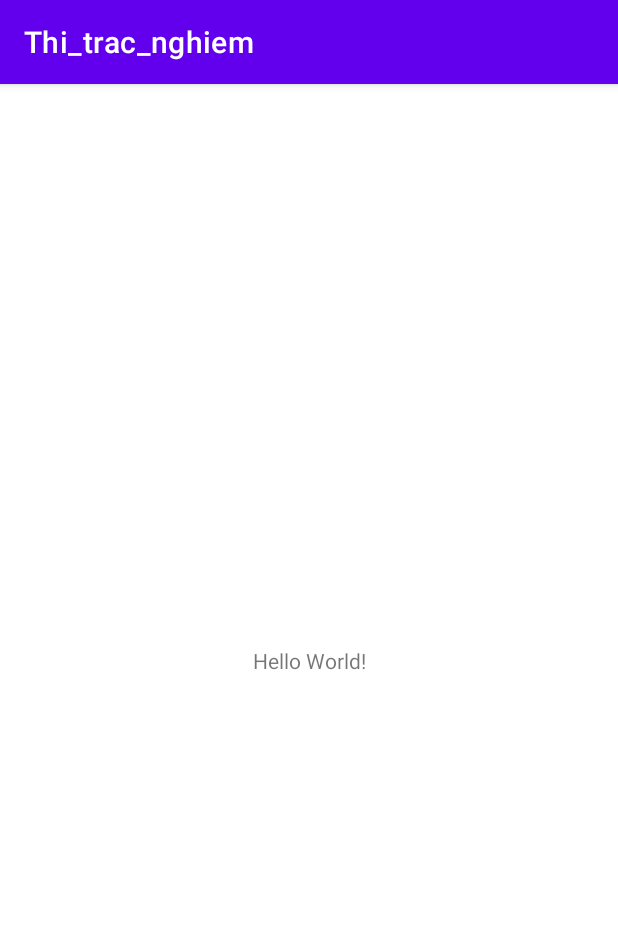
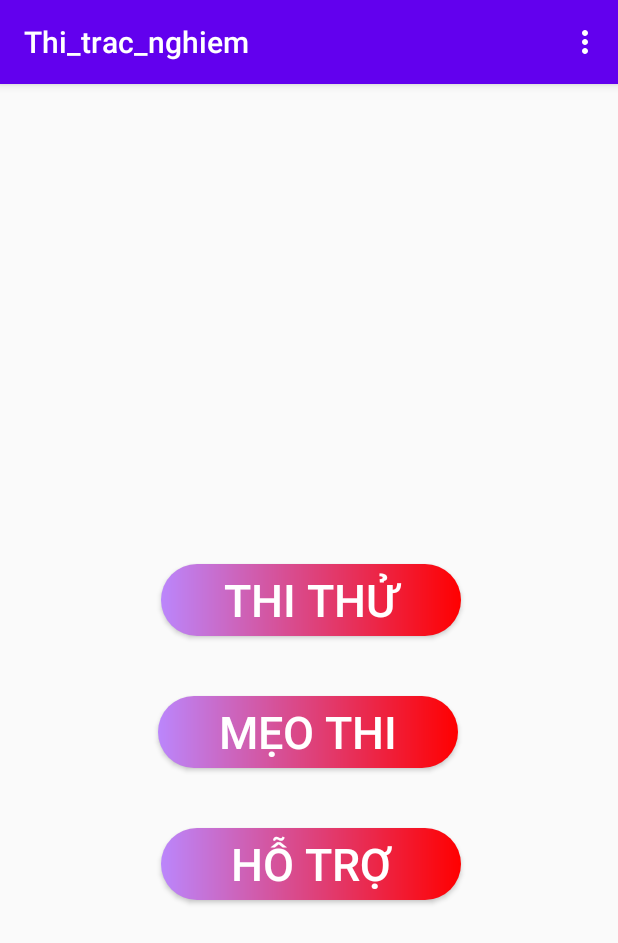
Before and after one commit to khanhduy2k/Android_app, an Android app: the screen it shows after launch (MainActivity), on a phone screen of 412 x 824 dp. Shown: the top 943 px of the screen. Run offline under Robolectric (Android 15) with nearby library versions, the phone set to English and light mode, and no system bars.

Commit message:
create app UI

```diff
--- a/app/src/main/java/com/example/thi_trac_nghiem/MainActivity.java
+++ b/app/src/main/java/com/example/thi_trac_nghiem/MainActivity.java
@@ -3,6 +3,7 @@ package com.example.thi_trac_nghiem;
 import androidx.appcompat.app.AppCompatActivity;
 
 import android.os.Bundle;
+import android.view.Menu;
 
 public class MainActivity extends AppCompatActivity {
 
@@ -11,4 +12,10 @@ public class MainActivity extends AppCompatActivity {
         super.onCreate(savedInstanceState);
         setContentView(R.layout.activity_main);
     }
+
+    @Override
+    public boolean onCreateOptionsMenu(Menu menu) {
+        getMenuInflater().inflate(R.menu.menu_client, menu);
+        return super.onCreateOptionsMenu(menu);
+    }
 }
--- /dev/null
+++ b/app/src/main/res/drawable/custom_btn.xml
@@ -0,0 +1,7 @@
+<?xml version="1.0" encoding="utf-8"?>
+<shape xmlns:android="http://schemas.android.com/apk/res/android" android:shape="rectangle">
+    <solid android:color="@color/green" />
+    <size android:width="200dp"/>
+    <corners android:radius="40dp"/>
+    <gradient android:angle="0" android:startColor="@color/purple_200" android:endColor="@color/red"/>
+</shape>
--- a/app/src/main/res/layout/activity_main.xml
+++ b/app/src/main/res/layout/activity_main.xml
@@ -6,13 +6,45 @@
     android:layout_height="match_parent"
     tools:context=".MainActivity">
 
-    <TextView
+    <Button
+        android:id="@+id/button"
         android:layout_width="wrap_content"
         android:layout_height="wrap_content"
-        android:text="Hello World!"
-        app:layout_constraintBottom_toBottomOf="parent"
-        app:layout_constraintLeft_toLeftOf="parent"
-        app:layout_constraintRight_toRightOf="parent"
+        android:layout_marginTop="320dp"
+        android:background="@drawable/custom_btn"
+        android:text="Thi thử"
+        android:textColor="#FFFFFF"
+        android:textSize="30dp"
+        app:layout_constraintEnd_toEndOf="parent"
+        app:layout_constraintHorizontal_bias="0.507"
+        app:layout_constraintStart_toStartOf="parent"
         app:layout_constraintTop_toTopOf="parent" />
 
+    <Button
+        android:id="@+id/button2"
+        android:layout_width="wrap_content"
+        android:layout_height="wrap_content"
+        android:layout_marginTop="40dp"
+        android:background="@drawable/custom_btn"
+        android:text="Mẹo thi"
+        android:textColor="#FFFFFF"
+        android:textSize="30dp"
+        app:layout_constraintEnd_toEndOf="parent"
+        app:layout_constraintHorizontal_bias="0.498"
+        app:layout_constraintStart_toStartOf="parent"
+        app:layout_constraintTop_toBottomOf="@+id/button" />
+
+    <Button
+        android:id="@+id/button3"
+        android:layout_width="wrap_content"
+        android:layout_height="wrap_content"
+        android:layout_marginTop="40dp"
+        android:background="@drawable/custom_btn"
+        android:text="Hỗ trợ"
+        android:textColor="#FFFFFF"
+        android:textSize="30dp"
+        app:layout_constraintEnd_toEndOf="parent"
+        app:layout_constraintHorizontal_bias="0.506"
+        app:layout_constraintStart_toStartOf="parent"
+        app:layout_constraintTop_toBottomOf="@+id/button2" />
 </androidx.constraintlayout.widget.ConstraintLayout>
--- /dev/null
+++ b/app/src/main/res/menu/menu_client.xml
@@ -0,0 +1,7 @@
+<?xml version="1.0" encoding="utf-8"?>
+<menu xmlns:app="http://schemas.android.com/apk/res-auto"
+    xmlns:android="http://schemas.android.com/apk/res/android">
+    <item android:title="Item1" />
+    <item android:title="Item2" />
+    <item android:title="Item3" />
+</menu>
--- a/app/src/main/res/values-night/themes.xml
+++ b/app/src/main/res/values-night/themes.xml
@@ -1,6 +1,6 @@
 <resources xmlns:tools="http://schemas.android.com/tools">
     <!-- Base application theme. -->
-    <style name="Theme.Thi_trac_nghiem" parent="Theme.MaterialComponents.DayNight.DarkActionBar">
+    <style name="Theme.Thi_trac_nghiem" parent="Theme.AppCompat.Light.DarkActionBar">
         <!-- Primary brand color. -->
         <item name="colorPrimary">@color/purple_200</item>
         <item name="colorPrimaryVariant">@color/purple_700</item>
--- a/app/src/main/res/values/colors.xml
+++ b/app/src/main/res/values/colors.xml
@@ -7,4 +7,14 @@
     <color name="teal_700">#FF018786</color>
     <color name="black">#FF000000</color>
     <color name="white">#FFFFFFFF</color>
+    <color name="colorPrimary">#3F51B5</color>
+    <color name="colorPrimaryDark">#303F9F</color>
+    <color name="colorAccent">#FF4081</color>
+    <color name="violet">#9400D3</color>
+    <color name="indigo">#4B0082</color>
+    <color name="blue">#0000FF</color>
+    <color name="green">#00FF00</color>
+    <color name="yellow">#FFFF00</color>
+    <color name="orange">#FF7F00</color>
+    <color name="red">#FF0000</color>
 </resources>
--- a/app/src/main/res/values/themes.xml
+++ b/app/src/main/res/values/themes.xml
@@ -1,6 +1,6 @@
 <resources xmlns:tools="http://schemas.android.com/tools">
     <!-- Base application theme. -->
-    <style name="Theme.Thi_trac_nghiem" parent="Theme.MaterialComponents.DayNight.DarkActionBar">
+    <style name="Theme.Thi_trac_nghiem" parent="Theme.AppCompat.Light.DarkActionBar">
         <!-- Primary brand color. -->
         <item name="colorPrimary">@color/purple_500</item>
         <item name="colorPrimaryVariant">@color/purple_700</item>
```
